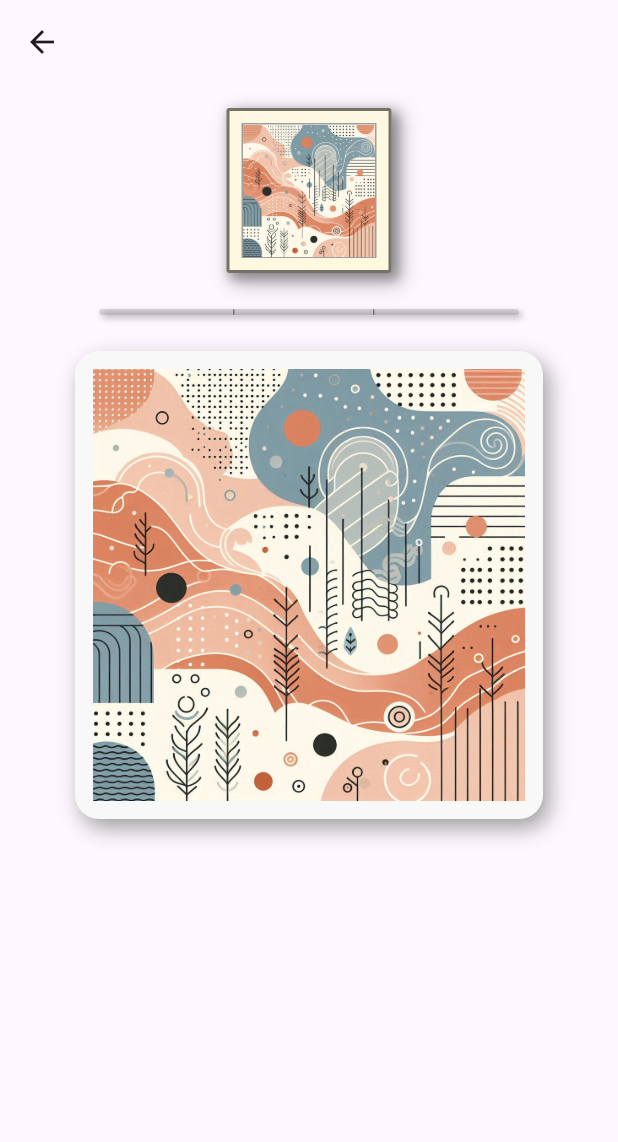
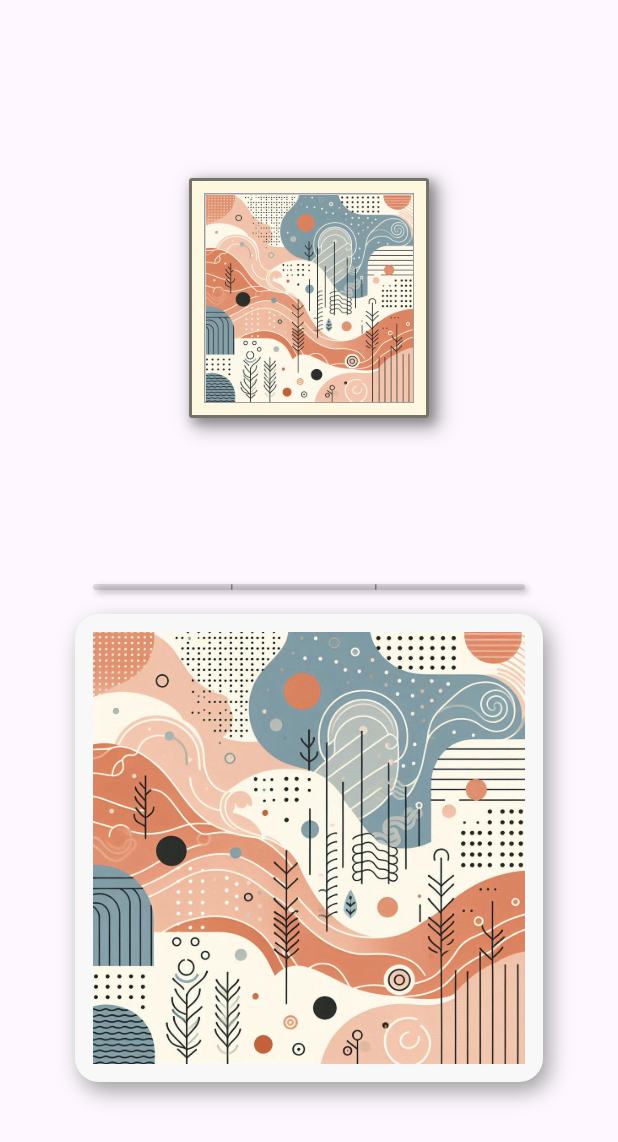
Before and after one commit to Qing-cpu/sliding_puzzle, a Flutter app: the GamePage screen opened directly with sample values from the repository, on a phone screen of 412 x 824 dp. Shown: the top 1142 px of the screen. Run offline on Flutter 3.47's test engine with Material 3 defaults, Android fonts, the phone set to English and light mode, and no system bars; our stand-ins replace shared_preferences; accounts and stored records are empty; statements that could not run were skipped.

Commit message:
feat: 调整提示图片，game 页面排版，完成游戏弹窗，游戏重玩

```diff
--- a/lib/pages/game_page.dart
+++ b/lib/pages/game_page.dart
@@ -18,6 +18,8 @@ class _GamePageState extends State<GamePage> {
   late final _levelInfo = widget.levelInfo;
   bool isBegin = false;
   bool isCompleted = false;
+  int reSetFlag = 1;
+  int dMil = 0;
   final _slidingPuzzleWidth = 288.0;
   late LevelData? _data = widget.levelData;
 
@@ -30,35 +32,70 @@ class _GamePageState extends State<GamePage> {
     });
   }
 
+  void showGameCompletedDialog() {
+    showDialog(
+      context: context,
+      builder: (BuildContext context) {
+        return AlertDialog(
+          title: Text('完成！'),
+          content: Text('  用时: ${Duration(milliseconds: dMil).inSeconds}s'),
+          actions: [
+            TextButton(onPressed: _back, child: Text('Exit')),
+
+            TextButton(onPressed: _playAgain, child: Text('Play Again')),
+          ],
+        );
+      },
+    );
+  }
+
+  void _back() {
+    Navigator.pop(context);
+    Navigator.pop(context, _data);
+  }
+
+  void _next() {
+
+  }
+
+  void _playAgain() {
+    Navigator.of(context).pop();
+    reSetFlag++;
+    _onBegin();
+  }
+
   _onCompletedCallback(LevelData data) {
     _data = data.newOrOld(_data);
     setState(() {
       isCompleted = true;
       dMil = data.timeMil;
     });
-    // Navigator.pop(context, _data);
+    showGameCompletedDialog();
   }
 
-  int dMil = 0;
+  final box8H = SizedBox(height: 8);
+  final box16H = SizedBox(height: 16);
 
   @override
   Widget build(BuildContext context) {
     return Scaffold(
-      appBar: AppBar(),
+      // floatingActionButton: FloatingActionButton(
+      //   onPressed: () {
+      //     showGameCompletedDialog();
+      //   },
+      // ),
       body: Center(
         child: Column(
           mainAxisAlignment: MainAxisAlignment.start,
           crossAxisAlignment: CrossAxisAlignment.center,
           children: [
-            SizedBox(height: 16),
-            Row(
-              mainAxisAlignment: MainAxisAlignment.center,
-              crossAxisAlignment: CrossAxisAlignment.center,
-              children: [
+            Expanded(child: SizedBox()),
+            box16H,
             Hero(
               tag: _levelInfo.imageAssets,
               child: Container(
-                    padding: EdgeInsets.all(8),
+                width: 160,
+                height: 160,
                 decoration: BoxDecoration(
                   color: Colors.amber.shade50,
                   border: Border.all(color: Colors.black54, width: 2),
@@ -80,30 +117,24 @@ class _GamePageState extends State<GamePage> {
                 ),
 
                 child: Container(
-                      alignment: Alignment.center,
-                      width: 90,
-                      height: 90,
+                  margin: EdgeInsets.all(8),
                   decoration: BoxDecoration(
                     color: Colors.white,
                     border: Border.all(color: Colors.grey, width: 1),
                   ),
-                      child: Image.asset(
-                        width: 100,
-                        height: 100,
-                        _levelInfo.imageAssets,
+                  child: Image.asset(_levelInfo.imageAssets),
                 ),
               ),
             ),
-                ),
-              ],
-            ),
-            const SizedBox(height: 16),
+            Expanded(child: SizedBox()),
             TimeProgress(
+              key: Key('$reSetFlag'),
               dMil: dMil,
+              width: 288,
               times: _levelInfo.starCountTimes,
               isCompleted: isCompleted,
             ),
-            const SizedBox(height: 16),
+            box8H,
             Container(
               padding: EdgeInsets.all(12), // 内边距
               decoration: BoxDecoration(
@@ -118,12 +149,14 @@ class _GamePageState extends State<GamePage> {
                 ],
               ),
               child: SlidingPuzzle(
+                reSetFlag: reSetFlag,
                 levelInfo: _levelInfo,
                 width: _slidingPuzzleWidth,
                 onBegin: _onBegin,
                 onCompletedCallback: _onCompletedCallback,
               ),
             ),
+            Expanded(child: SizedBox()),
           ],
         ),
       ),
@@ -136,15 +169,16 @@ class TimeProgress extends StatelessWidget {
     super.key,
     required this.times,
     required this.dMil,
+    required this.width,
     required this.isCompleted,
   });
 
   final List<Duration> times;
   final int dMil;
+  final double width;
   final bool isCompleted;
 
   final height = 4.0;
-  final width = 280.0;
 
   BoxDecoration get decoration => BoxDecoration(
     color: Color(0xAB72FF77),
@@ -185,6 +219,7 @@ class TimeProgress extends StatelessWidget {
                     width: dMil / times.first.inMilliseconds * width,
                   )
                   : TweenAnimationBuilder(
+                    key: key,
                     tween: Tween<double>(begin: 1.0, end: dMil.toDouble()),
                     duration: times.first,
                     builder: (
--- a/lib/sliding_puzzle/sliding_puzzle.dart
+++ b/lib/sliding_puzzle/sliding_puzzle.dart
@@ -12,12 +12,15 @@ class SlidingPuzzle extends StatefulWidget {
     this.onCompletedCallback,
     this.onBegin,
     required this.levelInfo,
+    required this.reSetFlag,
     required this.width,
   });
 
   final LevelInfo levelInfo;
 
   final double width;
+
+  final int reSetFlag;
 
   final void Function(LevelData)? onCompletedCallback;
 
@@ -42,6 +45,15 @@ class _SlidingPuzzleState extends State<SlidingPuzzle> {
     slidingPuzzleModel = SlidingPuzzleModel(widget.levelInfo);
     slidingPuzzleModel.shuffle();
     slidingPuzzleModel.upSquareCanMoveState();
+  }
+
+  @override
+  void didUpdateWidget(SlidingPuzzle oldWidget) {
+    super.didUpdateWidget(oldWidget);
+    if (oldWidget.reSetFlag != widget.reSetFlag) {
+      slidingPuzzleModel.shuffle();
+      slidingPuzzleModel.upSquareCanMoveState();
+    }
   }
 
   @override
```
Lines whose indentation alone changed are shown as unchanged.
